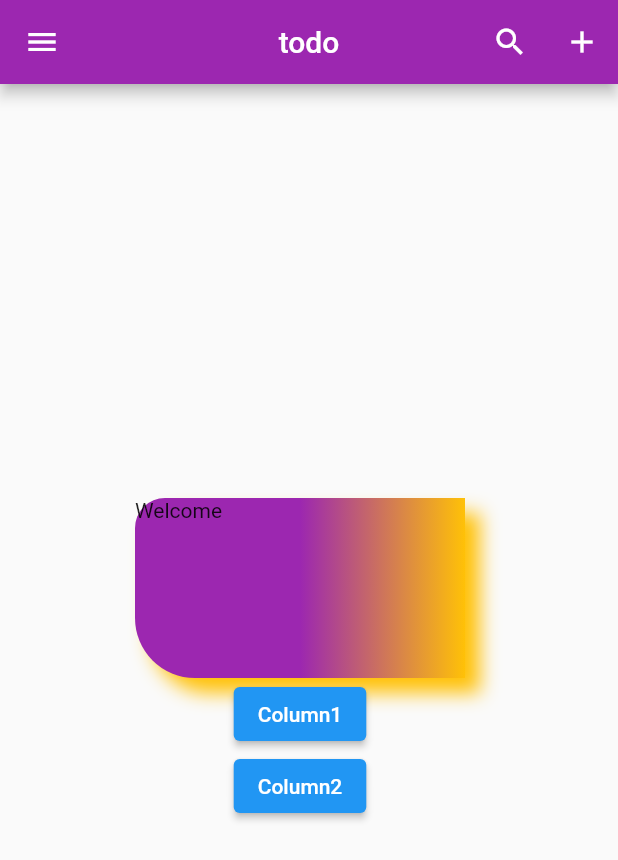
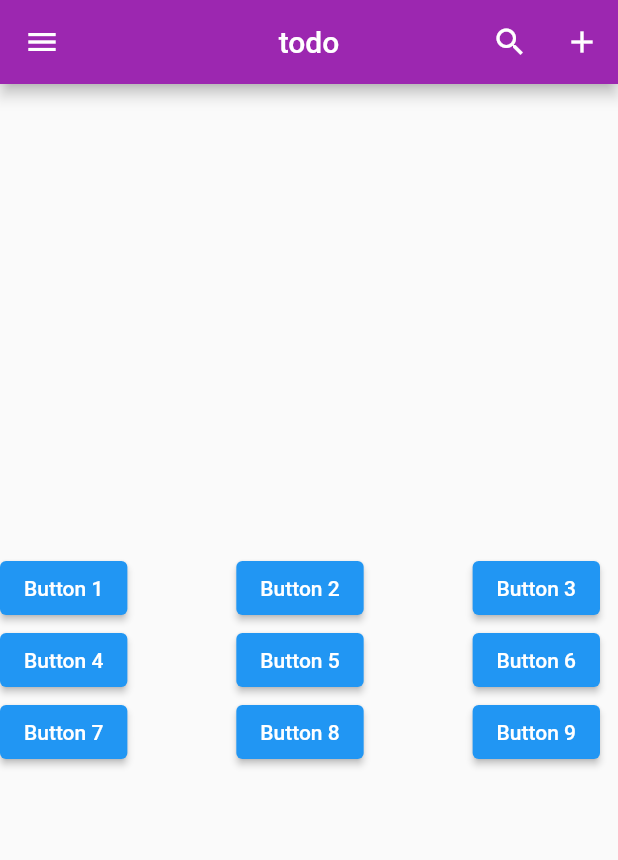
Before and after one commit to ghajavarestani/todo, a Flutter app: the screen it shows after launch, on a phone screen of 412 x 824 dp. Shown: the top 860 px of the screen. Run offline on Flutter 3.47's test engine with Material 2 defaults, Android fonts, the phone set to English and light mode, and no system bars.

Commit message:
payane film 38th va shoroue film 39th

```diff
--- a/lib/home_page.dart
+++ b/lib/home_page.dart
@@ -79,40 +79,66 @@ class _HomePageState extends State<HomePage> {
           crossAxisAlignment: CrossAxisAlignment.center,
           //crossAxisAlignment: CrossAxisAlignment.end,
           children: [
-            Container(
-              // color: Colors.green,
-              height: 120,
-              width: 220,
-              child: Text('Welcome'),
-              decoration: BoxDecoration(
-                // color: Colors.green
-                  gradient: LinearGradient(
-                      begin: Alignment.topCenter,
-                      end: Alignment.topRight,
-                      colors: [
-                        // Colors.purple.withOpacity(0.9),
-                        // Colors.amber.withOpacity(0.5)
-                        Colors.purple,
-                        Colors.amber
-                      ]
-                  ),
-                  //borderRadius: BorderRadius.all(Radius.circular(20))
-                  borderRadius: BorderRadius.only(bottomLeft: Radius.circular(40),
-                      topLeft: Radius.circular(20)
-                  ),
-                  boxShadow: [
-                    BoxShadow(
-                        color: Colors.amber,
-                        blurRadius: 10.0,
-                        //blurStyle:
-                        offset: Offset(10,10)
-                    )
-                  ]
-                //payane film 36th va shoroue film 37th
-              ),
+            Row(
+              mainAxisAlignment: MainAxisAlignment.spaceBetween,
+              children: [
+                ElevatedButton(onPressed: (){}, child: Text('Button 1')),
+                ElevatedButton(onPressed: (){}, child: Text('Button 2')),
+                ElevatedButton(onPressed: (){}, child: Text('Button 3'))
+              ],
             ),
-            ElevatedButton(onPressed: (){}, child: Text('Column1')),
-            ElevatedButton(onPressed: (){}, child: Text('Column2'))
+            Row(
+              mainAxisAlignment: MainAxisAlignment.spaceBetween,
+              children: [
+                ElevatedButton(onPressed: (){}, child: Text('Button 4')),
+                ElevatedButton(onPressed: (){}, child: Text('Button 5')),
+                ElevatedButton(onPressed: (){}, child: Text('Button 6'))
+              ],
+            ),
+            Row(
+              mainAxisAlignment: MainAxisAlignment.spaceBetween,
+              children: [
+                ElevatedButton(onPressed: (){}, child: Text('Button 7')),
+                ElevatedButton(onPressed: (){}, child: Text('Button 8')),
+                ElevatedButton(onPressed: (){}, child: Text('Button 9'))
+              ],
+            )
+            //payane film 38th va shoroue film 39th
+            // Container(
+            //   // color: Colors.green,
+            //   height: 120,
+            //   width: 220,
+            //   child: Text('Welcome'),
+            //   decoration: BoxDecoration(
+            //     // color: Colors.green
+            //       gradient: LinearGradient(
+            //           begin: Alignment.topCenter,
+            //           end: Alignment.topRight,
+            //           colors: [
+            //             // Colors.purple.withOpacity(0.9),
+            //             // Colors.amber.withOpacity(0.5)
+            //             Colors.purple,
+            //             Colors.amber
+            //           ]
+            //       ),
+            //       //borderRadius: BorderRadius.all(Radius.circular(20))
+            //       borderRadius: BorderRadius.only(bottomLeft: Radius.circular(40),
+            //           topLeft: Radius.circular(20)
+            //       ),
+            //       boxShadow: [
+            //         BoxShadow(
+            //             color: Colors.amber,
+            //             blurRadius: 10.0,
+            //             //blurStyle:
+            //             offset: Offset(10,10)
+            //         )
+            //       ]
+            //     //payane film 36th va shoroue film 37th
+            //   ),
+            // ),
+            // ElevatedButton(onPressed: (){}, child: Text('Column1')),
+            // ElevatedButton(onPressed: (){}, child: Text('Column2')),
+
           ],
         ),
       )
```
